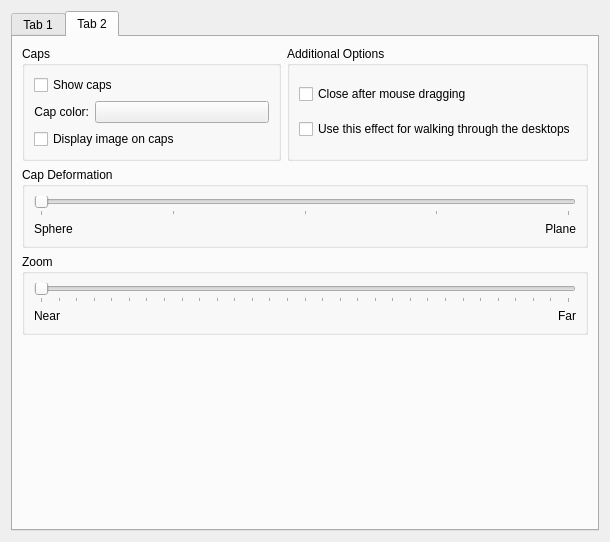
Old version of the form effects/cube/sphere_config.ui in the repository KDE/kwin.
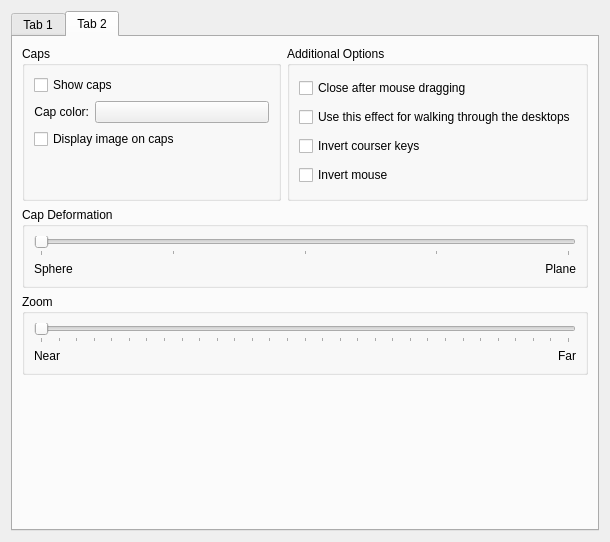
New version of the form. The open tabs and pages were chosen to show the change. Custom widgets are drawn as their Qt base class.

Commit message: Option to invert mouse and cursor keys in cube mode. FEATURE: 178398

The edit to the form file:
```diff
--- a/effects/cube/sphere_config.ui
+++ b/effects/cube/sphere_config.ui
@@ -307,6 +307,19 @@
             </property>
            </widget>
           </item>
+          <item row="3" column="0" >
+           <spacer name="verticalSpacer_4" >
+            <property name="orientation" >
+             <enum>Qt::Vertical</enum>
+            </property>
+            <property name="sizeHint" stdset="0" >
+             <size>
+              <width>20</width>
+              <height>40</height>
+             </size>
+            </property>
+           </spacer>
+          </item>
          </layout>
         </widget>
        </item>
@@ -399,20 +412,18 @@
            </widget>
           </item>
           <item>
-           <spacer name="verticalSpacer_4" >
-            <property name="orientation" >
-             <enum>Qt::Vertical</enum>
+           <widget class="QCheckBox" name="invertKeysBox" >
+            <property name="text" >
+             <string>Invert courser keys</string>
             </property>
-            <property name="sizeType" >
-             <enum>QSizePolicy::Preferred</enum>
+           </widget>
+          </item>
+          <item>
+           <widget class="QCheckBox" name="invertMouseBox" >
+            <property name="text" >
+             <string>Invert mouse</string>
             </property>
-            <property name="sizeHint" stdset="0" >
-             <size>
-              <width>20</width>
-              <height>0</height>
-             </size>
-            </property>
-           </spacer>
+           </widget>
           </item>
          </layout>
         </widget>
```
Left out of the diff: 2 changed lines with no effect on the pictures. The commit also changes 7 other files.
